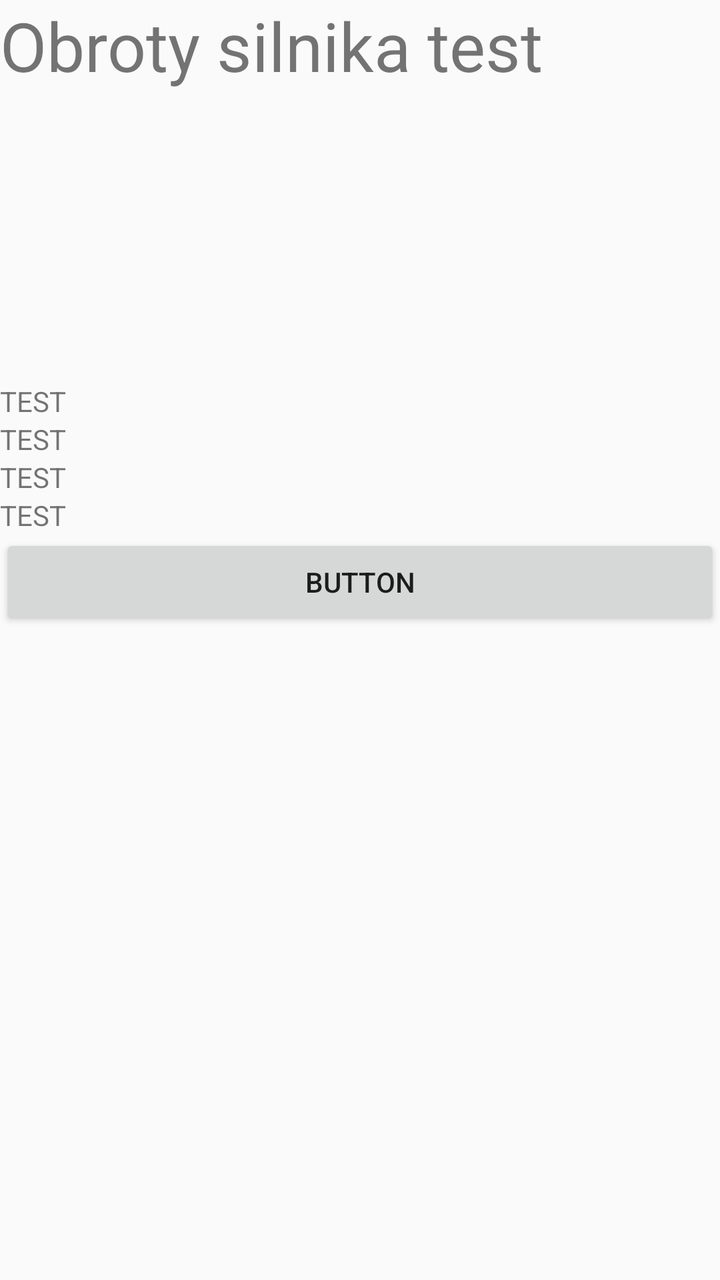
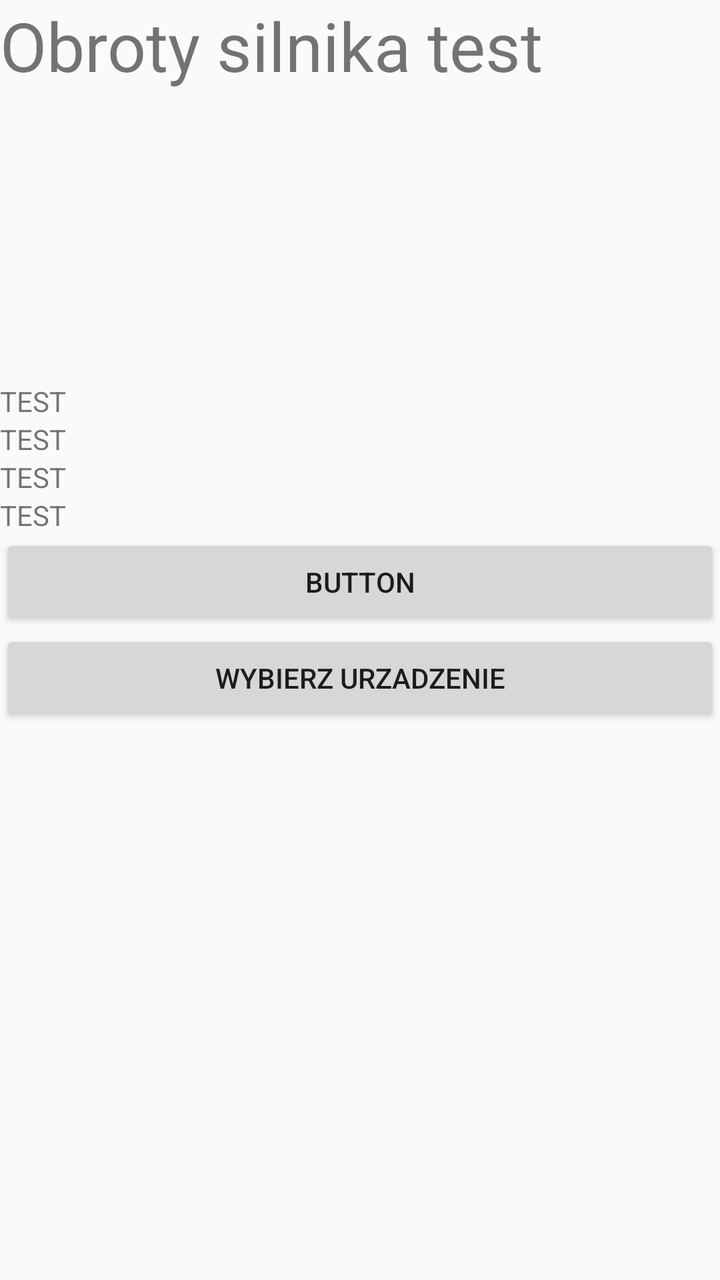

Compare the two renders of this Android layout. The source of the first and the diff that turns it into the second are given below.
<!-- AndroidManifest.xml: activity theme Theme.MobileCarDyno -->
<!-- res/layout/activity_main.xml -->
<?xml version="1.0" encoding="utf-8"?>
<LinearLayout xmlns:android="http://schemas.android.com/apk/res/android"
    android:orientation="vertical"
    android:layout_width="match_parent"
    android:layout_height="match_parent">

    <TextView
        android:id="@+id/textView"
        android:layout_width="match_parent"
        android:layout_height="191dp"
        android:text="Obroty silnika test"
        android:textSize="34sp" />

    <TextView
        android:id="@+id/rpmTextView"
        android:layout_width="wrap_content"
        android:layout_height="wrap_content"
        android:text="TEST" />

    <TextView
        android:id="@+id/speedTextView"
        android:layout_width="wrap_content"
        android:layout_height="wrap_content"
        android:text="TEST" />

    <TextView
        android:id="@+id/throttleTextView"
        android:layout_width="wrap_content"
        android:layout_height="wrap_content"
        android:text="TEST" />

    <TextView
        android:id="@+id/tempTextView"
        android:layout_width="wrap_content"
        android:layout_height="wrap_content"
        android:text="TEST" />

    <Button
        android:id="@+id/button"
        android:layout_width="match_parent"
        android:layout_height="wrap_content"
        android:text="Button" />

    <androidx.recyclerview.widget.RecyclerView
        android:id="@+id/recyclerView"
        android:layout_width="match_parent"
        android:layout_height="match_parent" />
</LinearLayout>
<!-- resources referenced by this layout -->
<resources>
  <style name="Theme.MobileCarDyno" parent="android:Theme.Material.Light.NoActionBar" />
</resources>

<!-- the commit's change to res/layout/activity_main.xml (unified diff, before → after) -->
@@ -41,6 +41,12 @@
         android:layout_height="wrap_content"
         android:text="Button" />
 
+    <Button
+        android:id="@+id/button2"
+        android:layout_width="match_parent"
+        android:layout_height="wrap_content"
+        android:text="Wybierz urzadzenie" />
+
     <androidx.recyclerview.widget.RecyclerView
         android:id="@+id/recyclerView"
         android:layout_width="match_parent"
